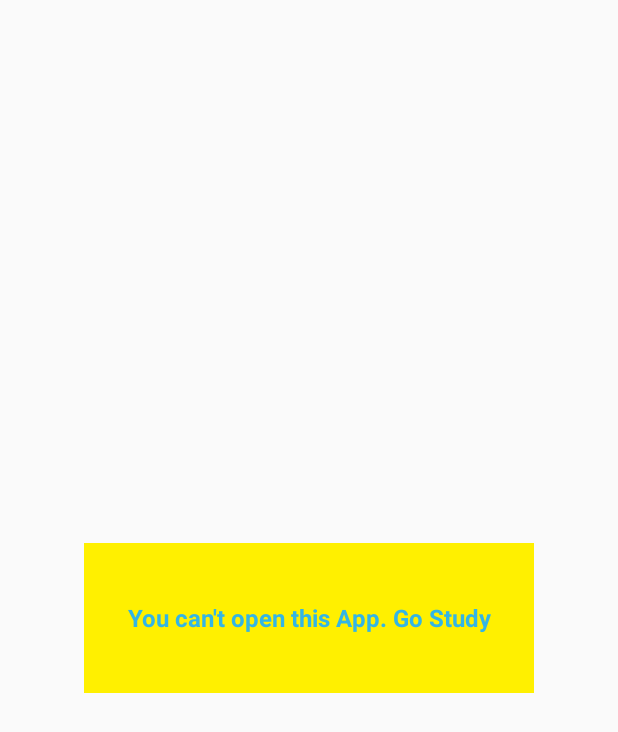
After one commit to Astanite/Launcher-v1.01, an Android app: the PopupToBlockActivity screen opened directly, with no data from a screen before it, on a phone screen of 412 x 824 dp. The commit adds this screen. Shown: the top 732 px of the screen. Run offline under Robolectric (Android 15) with nearby library versions, the phone set to English and light mode, and no system bars.

Commit message:
Getting Foreground app info in background and restricting if not allowed

```diff
--- /dev/null
+++ b/app/src/main/java/launcher/astanite/com/astanite/ui/PopupToBlockActivity.java
@@ -0,0 +1,25 @@
+package launcher.astanite.com.astanite.ui;
+
+import android.annotation.SuppressLint;
+import android.app.ActionBar;
+import android.app.Activity;
+import android.os.Bundle;
+import android.os.Handler;
+import android.view.MotionEvent;
+import android.view.View;
+
+import launcher.astanite.com.astanite.R;
+
+/**
+ * An example full-screen activity that shows and hides the system UI (i.e.
+ * status bar and navigation/system bar) with user interaction.
+ */
+public class PopupToBlockActivity extends Activity {
+
+    @Override
+    protected void onCreate(Bundle savedInstanceState) {
+        super.onCreate(savedInstanceState);
+        setContentView(R.layout.activity_popup_to_block);
+
+    }
+}
--- a/app/src/main/java/launcher/astanite/com/astanite/viewmodel/MainViewModel.java
+++ b/app/src/main/java/launcher/astanite/com/astanite/viewmodel/MainViewModel.java
@@ -132,7 +132,7 @@ public class MainViewModel extends AndroidViewModel {
         sharedPreferences
                 .edit()
                 .putInt(Constants.KEY_CURRENT_MODE, mode)
-                .commit();
+                .apply();
 
         Log.d(TAG, "Current mode updated to " + mode);
         String key;
--- /dev/null
+++ b/app/src/main/res/layout/activity_popup_to_block.xml
@@ -0,0 +1,28 @@
+<?xml version="1.0" encoding="utf-8"?>
+<FrameLayout xmlns:android="http://schemas.android.com/apk/res/android"
+    xmlns:tools="http://schemas.android.com/tools"
+    android:layout_width="wrap_content"
+    android:layout_height="wrap_content"
+    android:background="#fff000"
+    tools:context=".ui.PopupToBlockActivity"
+    android:layout_centerInParent="true"
+    android:layout_gravity="center">
+
+    <!-- The primary full-screen view. This can be replaced with whatever view
+         is needed to present your content, e.g. VideoView, SurfaceView,
+         TextureView, etc. -->
+    <TextView
+        android:id="@+id/fullscreen_content"
+        android:layout_width="300dp"
+        android:layout_gravity="center"
+        android:layout_height="100dp"
+        android:gravity="center"
+        android:keepScreenOn="true"
+        android:text="You can't open this App. Go Study"
+        android:textColor="#33b5e5"
+        android:textAppearance="@style/Base.TextAppearance.AppCompat.Light.Widget.PopupMenu.Large"
+        android:textStyle="bold" />
+
+
+
+</FrameLayout>
--- a/app/src/main/res/values/colors.xml
+++ b/app/src/main/res/values/colors.xml
@@ -5,4 +5,6 @@
     <color name="colorAccent">#71cb69</color>
     <color name="colorWhite">#ffffff</color>
     <color name="colorBlack">#000000</color>
+
+    <color name="black_overlay">#66000000</color>
 </resources>
--- a/app/src/main/res/values/strings.xml
+++ b/app/src/main/res/values/strings.xml
@@ -99,4 +99,8 @@
         completions."
     </string>
     <string name="login">Login</string>
+
+    <string name="title_activity_popup_to_block">PopupToBlockActivity</string>
+    <string name="dummy_button">Dummy Button</string>
+    <string name="dummy_content">DUMMY\nCONTENT</string>
 </resources>
```
Also changed, not shown: app/src/main/AndroidManifest.xml (+15 -0 lines), app/src/main/java/launcher/astanite/com/astanite/ui/AppDrawerFragment.java (+4 -3 lines), app/src/main/java/launcher/astanite/com/astanite/ui/BlockedAppChecker.java (added, +126 -0 lines), app/src/main/java/launcher/astanite/com/astanite/ui/BlockingAppService.java (added, +31 -0 lines), app/src/main/java/launcher/astanite/com/astanite/ui/HomeActivity.java (+0 -16 lines), app/src/main/java/launcher/astanite/com/astanite/ui/PenaltyFragment.java (+17 -0 lines), app/src/main/java/launcher/astanite/com/astanite/ui/settings/SettingsViewModel.java (+12 -0 lines), app/src/main/res/values/attrs.xml (added, +12 -0 lines), app/src/main/res/values/styles.xml (+12 -0 lines).
